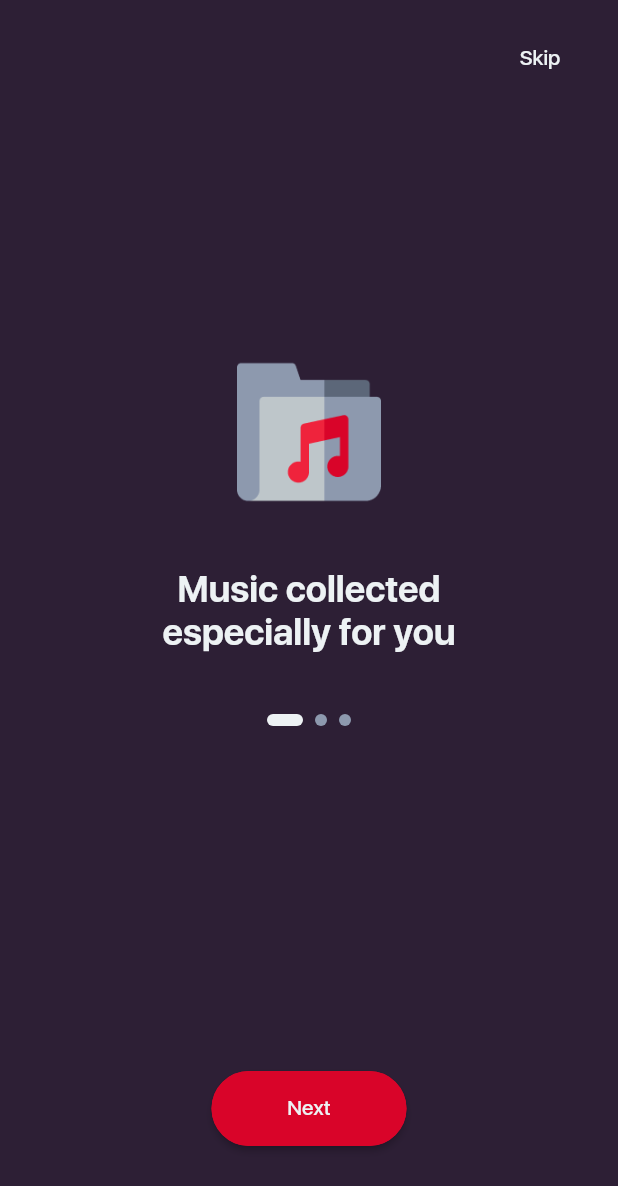
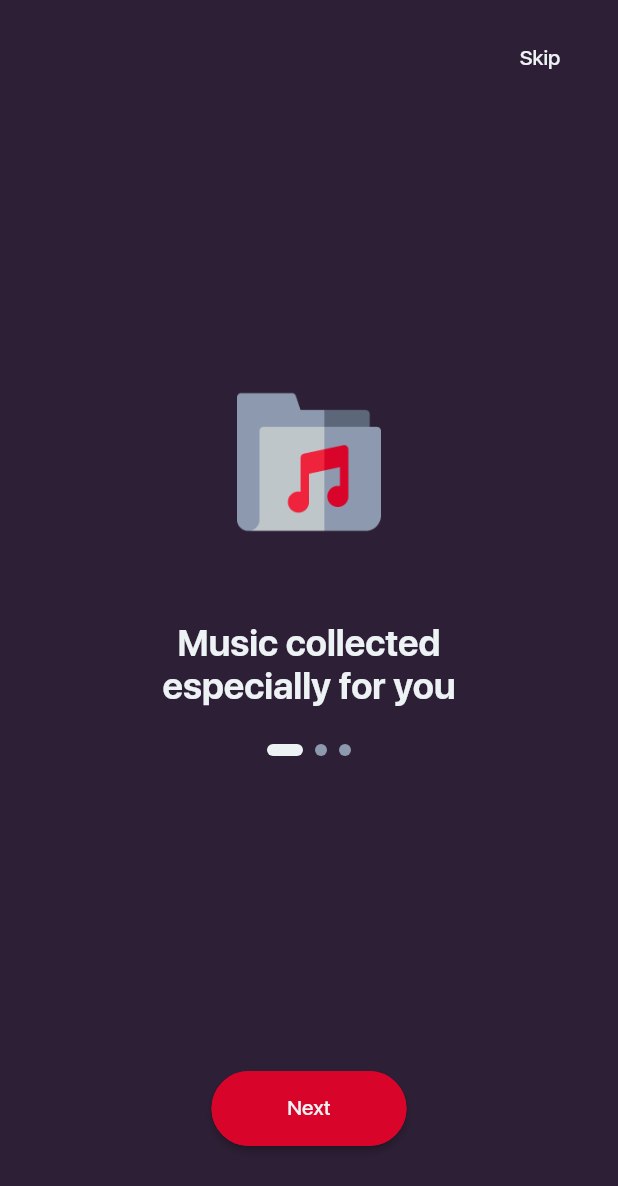
Before and after one commit to 50ShadesOfCode/musification, a Flutter app: the screen it shows after launch, on a phone screen of 412 x 824 dp. Shown: the top 1186 px of the screen. Run offline on Flutter 3.47's test engine with Material 2 defaults, Android fonts, the phone set to English and light mode, and no system bars; drawn by our look-alikes of introduction_screen; our stand-ins replace bloc, equatable, flutter_bloc, get_it, shared_preferences; missing offline and left inert: mockito; project files that could hold a hidden picture were left out.

Commit message:
Rework onboarding.

```diff
--- a/assets/resources/en.json
+++ b/assets/resources/en.json
@@ -1,4 +1,7 @@
 {
   "next": "Next",
-  "skip": "Skip"
+  "skip": "Skip",
+  "onboarding_text_1": "Music collected\nespecially for you",
+  "onboarding_text_2": "Sound\nthat pleases",
+  "onboarding_text_3": "Listen on any device\neven without internet"
 }
--- a/assets/resources/ru.json
+++ b/assets/resources/ru.json
@@ -1,4 +1,7 @@
 {
   "next": "Далее",
-  "skip": "Пропустить"
+  "skip": "Пропустить",
+  "onboarding_text_1": "Музыка собранная\nспециально для тебя",
+  "onboarding_text_2": "Звук\nкоторый радует",
+  "onboarding_text_3": "Слушай на любом устройстве\nдаже без интернета"
 }
--- a/lib/feature/onboarding/onboarding_form.dart
+++ b/lib/feature/onboarding/onboarding_form.dart
@@ -2,7 +2,10 @@ import 'package:core/core.dart';
 import 'package:core_ui/core_ui.dart';
 import 'package:flutter/material.dart';
 import 'package:fpmi_music_band/feature/onboarding/bloc/onboarding_bloc.dart';
+import 'package:introduction_screen/introduction_screen.dart';
 import 'package:shared_dependencies/bloc.dart';
+
+import 'ui/pages.dart';
 
 class OnboardingForm extends StatefulWidget {
   @override
@@ -10,16 +13,21 @@ class OnboardingForm extends StatefulWidget {
 }
 
 class OnboardingFormState extends State<OnboardingForm> {
+  final introKey = GlobalKey<IntroductionScreenState>();
+
   @override
   Widget build(BuildContext context) {
     return BlocBuilder<OnboardingBloc, OnboardingState>(
       builder: (BuildContext context, OnboardingState state) {
-        return Scaffold(
-          body: Column(
-            mainAxisAlignment: MainAxisAlignment.spaceBetween,
-            crossAxisAlignment: CrossAxisAlignment.center,
-            children: <Widget>[
-              Expanded(
+        return IntroductionScreen(
+          key: introKey,
+          pages: pages,
+          showBackButton: false,
+          showNextButton: false,
+          showDoneButton: false,
+          isProgress: false,
+          globalHeader: Align(
+            alignment: Alignment.topRight,
             child: Container(
               alignment: Alignment.topRight,
               padding: const EdgeInsets.only(
@@ -38,22 +46,28 @@ class OnboardingFormState extends State<OnboardingForm> {
               ),
             ),
           ),
-              content(state.index),
-              ElevatedButton(
+          globalFooter: Container(
+            padding: const EdgeInsets.only(
+              bottom: 60,
+            ),
+            child: ElevatedButton(
               style: ButtonStyle(
                 backgroundColor: MaterialStateProperty.all<Color>(
-                    const Color(0xffd90429),
+                  AppColors.accent,
                 ),
-                  fixedSize:
-                      MaterialStateProperty.all<Size>(const Size(130, 50)),
+                fixedSize: MaterialStateProperty.all<Size>(const Size(130, 50)),
                 shape: MaterialStateProperty.all<RoundedRectangleBorder>(
                   RoundedRectangleBorder(
                     borderRadius: BorderRadius.circular(30),
-                      side: const BorderSide(color: Color(0xffd90429)),
+                    side: const BorderSide(color: AppColors.accent),
                   ),
                 ),
               ),
               onPressed: () {
+                if (introKey.currentState!.controller.page!.toInt() < 2) {
+                  introKey.currentState!.animateScroll(
+                      introKey.currentState!.controller.page!.toInt() + 1);
+                }
                 BlocProvider.of<OnboardingBloc>(context).add(AddEvent());
               },
               child: Text(
@@ -61,165 +75,9 @@ class OnboardingFormState extends State<OnboardingForm> {
                 style: AppFonts.button,
               ),
             ),
-              const SizedBox(
-                height: 60,
-              )
-            ],
           ),
         );
       },
     );
   }
 }
-
-Widget content(int index) {
-  return Expanded(
-    flex: 2,
-    child: Column(
-      children: <Widget>[
-        Container(
-            width: 100,
-            height: 100,
-            padding: const EdgeInsets.symmetric(
-              vertical: 2,
-            ),
-            child: Image(
-              image: AssetImage(icons[index]),
-            )),
-        const SizedBox(height: 40),
-        Text(
-          texts[index],
-          textAlign: TextAlign.center,
-          style: AppFonts.headline1,
-        ),
-        const SizedBox(height: 40),
-        dots[index]
-      ],
-    ),
-  );
-}
-
-const List<String> icons = <String>[
-  'assets/images/png/music_folder.png',
-  'assets/images/png/like.png',
-  'assets/images/png/earphone.png',
-];
-const List<String> texts = <String>[
-  'Music collected\nespecially for you',
-  'Sound\nthat pleases',
-  'Listen on any device\neven without internet',
-];
-
-List<Widget> dots = <Widget>[
-  Container(
-    width: 56,
-    height: 8,
-    child: Row(
-      mainAxisSize: MainAxisSize.min,
-      mainAxisAlignment: MainAxisAlignment.end,
-      crossAxisAlignment: CrossAxisAlignment.center,
-      children: <Widget>[
-        Container(
-          width: 24,
-          height: 8,
-          decoration: BoxDecoration(
-            borderRadius: BorderRadius.circular(10),
-            color: const Color(0xffedf2f4),
-          ),
-        ),
-        const SizedBox(width: 8),
-        Container(
-          width: 8,
-          height: 8,
-          decoration: BoxDecoration(
-            borderRadius: BorderRadius.circular(10),
-            color: const Color(0xff8d99ae),
-          ),
-        ),
-        const SizedBox(width: 8),
-        Container(
-          width: 8,
-          height: 8,
-          decoration: BoxDecoration(
-            borderRadius: BorderRadius.circular(10),
-            color: const Color(0xff8d99ae),
-          ),
-        ),
-      ],
-    ),
-  ),
-  Container(
-    width: 56,
-    height: 8,
-    child: Row(
-      mainAxisSize: MainAxisSize.min,
-      mainAxisAlignment: MainAxisAlignment.end,
-      crossAxisAlignment: CrossAxisAlignment.center,
-      children: <Widget>[
-        Container(
-          width: 8,
-          height: 8,
-          decoration: BoxDecoration(
-            borderRadius: BorderRadius.circular(10),
-            color: const Color(0xff8d99ae),
-          ),
-        ),
-        const SizedBox(width: 8),
-        Container(
-          width: 24,
-          height: 8,
-          decoration: BoxDecoration(
-            borderRadius: BorderRadius.circular(10),
-            color: const Color(0xffedf2f4),
-          ),
-        ),
-        const SizedBox(width: 8),
-        Container(
-          width: 8,
-          height: 8,
-          decoration: BoxDecoration(
-            borderRadius: BorderRadius.circular(10),
-            color: const Color(0xff8d99ae),
-          ),
-        ),
-      ],
-    ),
-  ),
-  Container(
-    width: 56,
-    height: 8,
-    child: Row(
-      mainAxisSize: MainAxisSize.min,
-      mainAxisAlignment: MainAxisAlignment.start,
-      crossAxisAlignment: CrossAxisAlignment.center,
-      children: <Widget>[
-        Container(
-          width: 8,
-          height: 8,
-          decoration: BoxDecoration(
-            borderRadius: BorderRadius.circular(10),
-            color: const Color(0xff8d99ae),
-          ),
-        ),
-        const SizedBox(width: 8),
-        Container(
-          width: 8,
-          height: 8,
-          decoration: BoxDecoration(
-            borderRadius: BorderRadius.circular(10),
-            color: const Color(0xff8d99ae),
-          ),
-        ),
-        const SizedBox(width: 8),
-        Container(
-          width: 24,
-          height: 8,
-          decoration: BoxDecoration(
-            borderRadius: BorderRadius.circular(10),
-            color: const Color(0xffedf2f4),
-          ),
-        ),
-      ],
-    ),
-  )
-];
--- /dev/null
+++ b/lib/feature/onboarding/ui/pages.dart
@@ -0,0 +1,182 @@
+import 'package:core_ui/core_ui.dart';
+import 'package:flutter/material.dart';
+import 'package:introduction_screen/introduction_screen.dart';
+
+List<PageViewModel> pages = [
+  PageViewModel(
+    titleWidget: Text(
+      texts[0],
+      textAlign: TextAlign.center,
+      style: AppFonts.headline1,
+    ),
+    image: Container(
+        width: 100,
+        height: 100,
+        padding: const EdgeInsets.symmetric(
+          vertical: 2,
+        ),
+        child: Image(
+          image: AssetImage(icons[0]),
+        )),
+    bodyWidget: dots[0],
+  ),
+  PageViewModel(
+    titleWidget: Text(
+      texts[1],
+      textAlign: TextAlign.center,
+      style: AppFonts.headline1,
+    ),
+    image: Container(
+        width: 100,
+        height: 100,
+        padding: const EdgeInsets.symmetric(
+          vertical: 2,
+        ),
+        child: Image(
+          image: AssetImage(icons[1]),
+        )),
+    bodyWidget: dots[1],
+  ),
+  PageViewModel(
+    titleWidget: Text(
+      texts[2],
+      textAlign: TextAlign.center,
+      style: AppFonts.headline1,
+    ),
+    image: Container(
+        width: 100,
+        height: 100,
+        padding: const EdgeInsets.symmetric(
+          vertical: 2,
+        ),
+        child: Image(
+          image: AssetImage(icons[2]),
+        )),
+    bodyWidget: dots[2],
+  ),
+];
+
+const List<String> icons = <String>[
+  'assets/images/png/music_folder.png',
+  'assets/images/png/like.png',
+  'assets/images/png/earphone.png',
+];
+const List<String> texts = <String>[
+  'Music collected\nespecially for you',
+  'Sound\nthat pleases',
+  'Listen on any device\neven without internet',
+];
+
+List<Widget> dots = <Widget>[
+  Container(
+    width: 56,
+    height: 8,
+    child: Row(
+      mainAxisSize: MainAxisSize.min,
+      mainAxisAlignment: MainAxisAlignment.end,
+      crossAxisAlignment: CrossAxisAlignment.center,
+      children: <Widget>[
+        Container(
+          width: 24,
+          height: 8,
+          decoration: BoxDecoration(
+            borderRadius: BorderRadius.circular(10),
+            color: const Color(0xffedf2f4),
+          ),
+        ),
+        const SizedBox(width: 8),
+        Container(
+          width: 8,
+          height: 8,
+          decoration: BoxDecoration(
+            borderRadius: BorderRadius.circular(10),
+            color: const Color(0xff8d99ae),
+          ),
+        ),
+        const SizedBox(width: 8),
+        Container(
+          width: 8,
+          height: 8,
+          decoration: BoxDecoration(
+            borderRadius: BorderRadius.circular(10),
+            color: const Color(0xff8d99ae),
+          ),
+        ),
+      ],
+    ),
+  ),
+  Container(
+    width: 56,
+    height: 8,
+    child: Row(
+      mainAxisSize: MainAxisSize.min,
+      mainAxisAlignment: MainAxisAlignment.end,
+      crossAxisAlignment: CrossAxisAlignment.center,
+      children: <Widget>[
+        Container(
+          width: 8,
+          height: 8,
+          decoration: BoxDecoration(
+            borderRadius: BorderRadius.circular(10),
+            color: const Color(0xff8d99ae),
+          ),
+        ),
+        const SizedBox(width: 8),
+        Container(
+          width: 24,
+          height: 8,
+          decoration: BoxDecoration(
+            borderRadius: BorderRadius.circular(10),
+            color: const Color(0xffedf2f4),
+          ),
+        ),
+        const SizedBox(width: 8),
+        Container(
+          width: 8,
+          height: 8,
+          decoration: BoxDecoration(
+            borderRadius: BorderRadius.circular(10),
+            color: const Color(0xff8d99ae),
+          ),
+        ),
+      ],
+    ),
+  ),
+  Container(
+    width: 56,
+    height: 8,
+    child: Row(
+      mainAxisSize: MainAxisSize.min,
+      mainAxisAlignment: MainAxisAlignment.start,
+      crossAxisAlignment: CrossAxisAlignment.center,
+      children: <Widget>[
+        Container(
+          width: 8,
+          height: 8,
+          decoration: BoxDecoration(
+            borderRadius: BorderRadius.circular(10),
+            color: const Color(0xff8d99ae),
+          ),
+        ),
+        const SizedBox(width: 8),
+        Container(
+          width: 8,
+          height: 8,
+          decoration: BoxDecoration(
+            borderRadius: BorderRadius.circular(10),
+            color: const Color(0xff8d99ae),
+          ),
+        ),
+        const SizedBox(width: 8),
+        Container(
+          width: 24,
+          height: 8,
+          decoration: BoxDecoration(
+            borderRadius: BorderRadius.circular(10),
+            color: const Color(0xffedf2f4),
+          ),
+        ),
+      ],
+    ),
+  )
+];
--- a/pubspec.yaml
+++ b/pubspec.yaml
@@ -25,6 +25,7 @@ dependencies:
     path: domain
   shared_dependencies:
     path: shared_dependencies
+  introduction_screen: ^3.0.2
 
 dev_dependencies:
   flutter_test:
```
Also changed, not shown: domain/lib/domain.dart (line endings or trailing spaces), pubspec.lock. Lines whose indentation alone changed are shown as unchanged.
